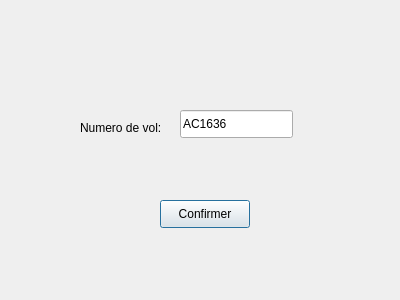
Above: Interface/SupprimerVol.ui from ycamlad/GestionDeVol before the change. Below: the same form after it.
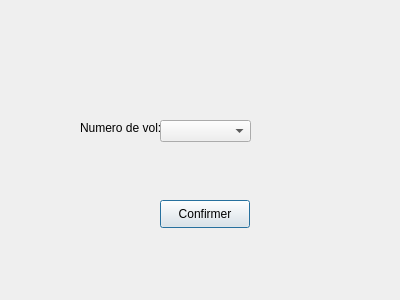
That is the form after the change.

Commit message: combobox supprimer ajouter

```diff
--- a/Interface/SupprimerVol.ui
+++ b/Interface/SupprimerVol.ui
@@ -13,22 +13,6 @@
   <property name="windowTitle">
    <string>SupprimerVol</string>
   </property>
-  <widget class="QLineEdit" name="lineEditNumero">
-   <property name="geometry">
-    <rect>
-     <x>180</x>
-     <y>110</y>
-     <width>113</width>
-     <height>28</height>
-    </rect>
-   </property>
-   <property name="text">
-    <string>AC1636</string>
-   </property>
-   <property name="placeholderText">
-    <string>Ex:JS4589</string>
-   </property>
-  </widget>
   <widget class="QLabel" name="label">
    <property name="geometry">
     <rect>
@@ -55,6 +39,16 @@
     <string>Confirmer</string>
    </property>
   </widget>
+  <widget class="QComboBox" name="comboBox">
+   <property name="geometry">
+    <rect>
+     <x>160</x>
+     <y>120</y>
+     <width>91</width>
+     <height>22</height>
+    </rect>
+   </property>
+  </widget>
  </widget>
  <resources/>
  <connections>
```
The commit also changes 3 other files.
